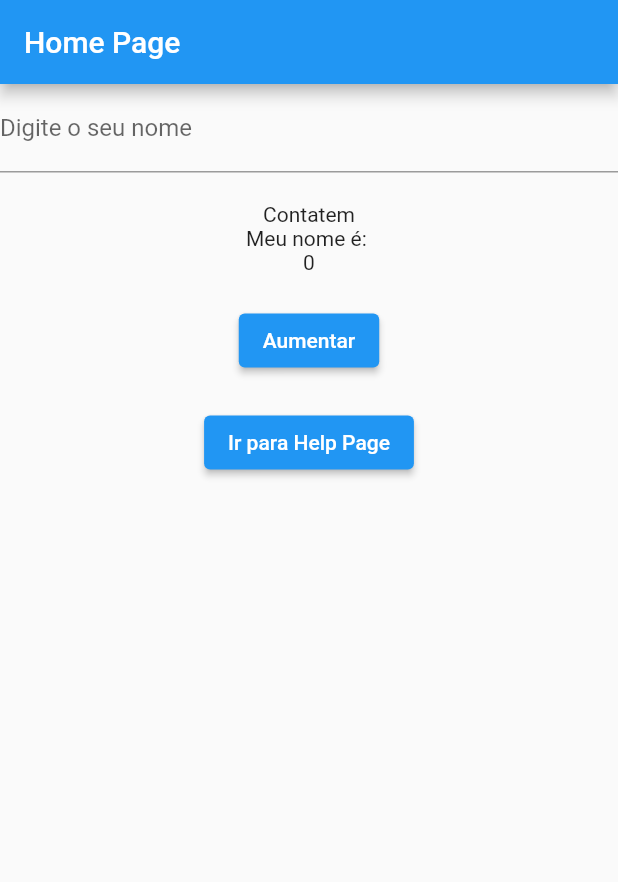
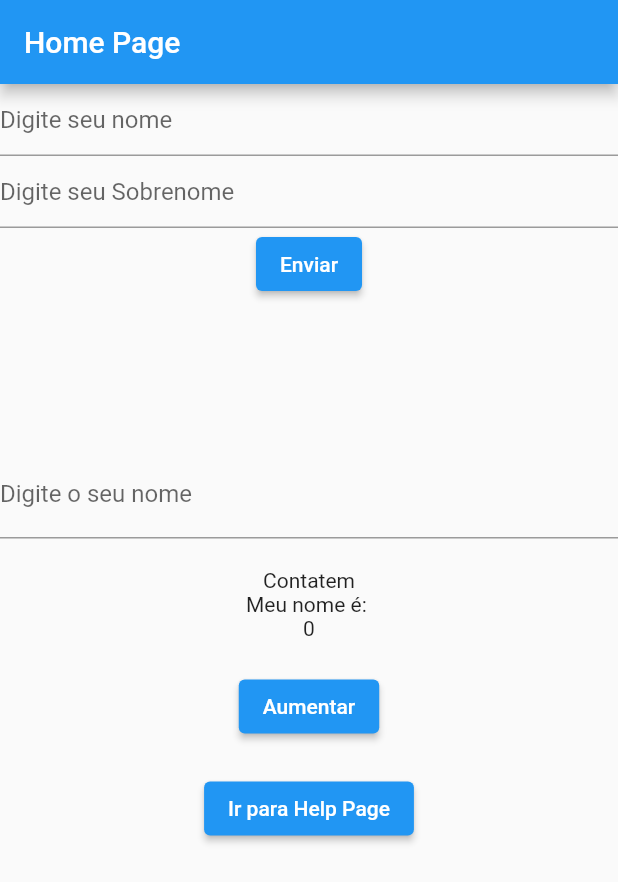
Before and after one commit to ednosmab/Flutter, a Flutter app: the screen it shows after launch, on a phone screen of 412 x 824 dp. Shown: the top 882 px of the screen. Run offline on Flutter 3.47's test engine with Material 2 defaults, Android fonts, the phone set to English and light mode, and no system bars; missing offline and left inert: dart:js.

Commit message:
Trbalhando com formulario

```diff
--- /dev/null
+++ b/Gerenciamento de Estado/campodetexto/lib/src/formulario.dart
@@ -0,0 +1,49 @@
+import 'package:flutter/material.dart';
+
+class Formulario extends StatefulWidget {
+  @override
+  _Formulario createState() => _Formulario();
+}
+
+class _Formulario extends State<Formulario> {
+  final _formkey = GlobalKey<FormState>();
+  @override
+  Widget build(BuildContext context) {
+    return Form(
+        key: _formkey,
+        child: Column(
+          children: [
+            TextFormField(
+              decoration: InputDecoration(
+                hintText: 'Digite seu nome',
+              ),
+              validator: (value) {
+                if (value == null || value.isEmpty) {
+                  return 'Nome inválido';
+                }
+                return null;
+              },
+            ),
+            TextFormField(
+              decoration: InputDecoration(
+                hintText: 'Digite seu Sobrenome',
+              ),
+              validator: (value) {
+                if (value == null || value.isEmpty) {
+                  return 'Sobrenome inválido';
+                }
+                return null;
+              },
+            ),
+            ElevatedButton(
+                onPressed: () {
+                  if (_formkey.currentState!.validate()) {
+                    print('Form Validado');
+                    Navigator.pushNamed(context, '/help');
+                  }
+                },
+                child: Text('Enviar'))
+          ],
+        ));
+  }
+}
--- a/Gerenciamento de Estado/campodetexto/lib/src/home.dart
+++ b/Gerenciamento de Estado/campodetexto/lib/src/home.dart
@@ -2,6 +2,7 @@ import 'package:flutter/material.dart';
 import 'package:provider/provider.dart';
 import './models/contador.dart';
 import './models/campotexto.dart';
+import 'formulario.dart';
 
 class HomePage extends StatelessWidget {
   @override
@@ -13,6 +14,10 @@ class HomePage extends StatelessWidget {
       body: Center(
           child: Column(
         children: [
+          Formulario(),
+          Container(
+            height: 100,
+          ),
           Container(
             child: TextField(
               decoration: InputDecoration(
```
